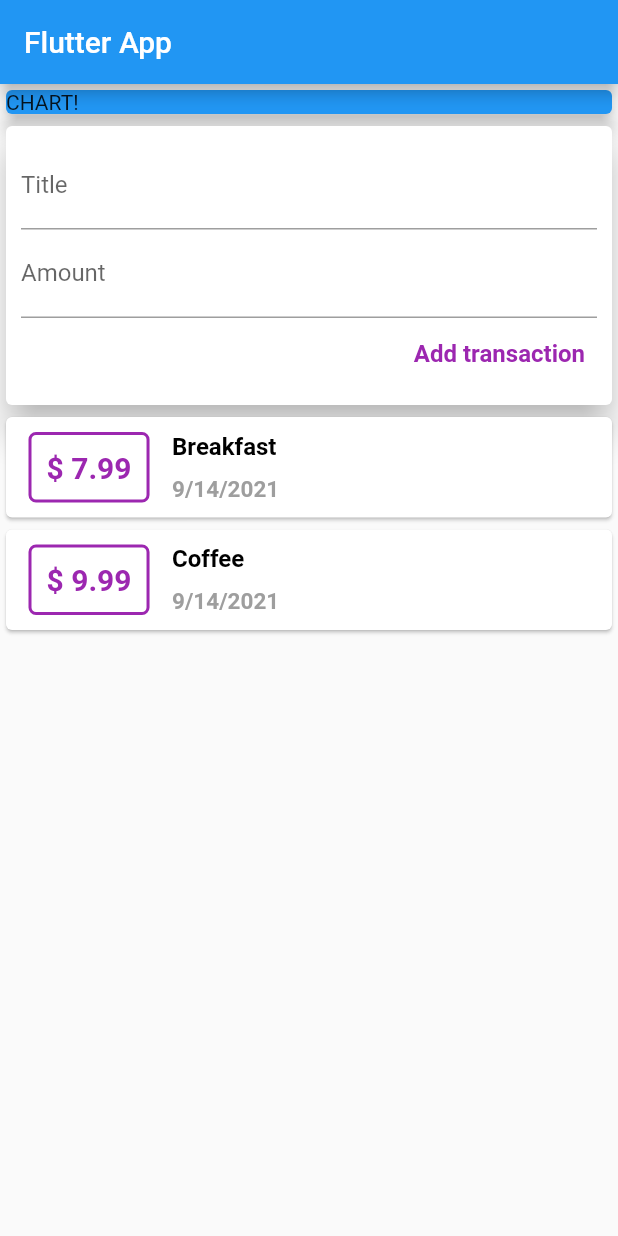
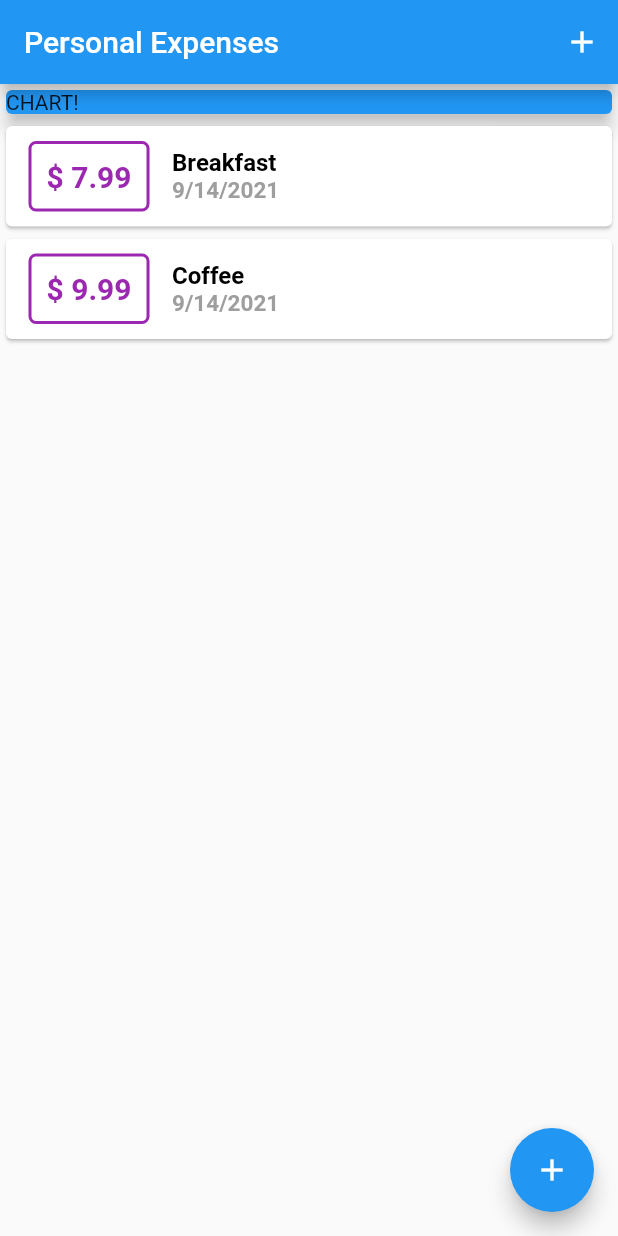
Before and after one commit to jacek-kaminski/flutter-personal-expenses, a Flutter app: the screen it shows after launch, on a phone screen of 412 x 824 dp. Run offline on Flutter 3.47's test engine with Material 2 defaults, Android fonts, the phone set to English and light mode, and no system bars.

Commit message:
Adding implemented

```diff
--- a/lib/main.dart
+++ b/lib/main.dart
@@ -1,6 +1,10 @@
 import 'package:flutter/material.dart';
+import 'package:flutter_complete_guide/widgets/new_transaction.dart';
+import 'package:flutter_complete_guide/widgets/transaction_list.dart';
 
-import './widgets/user_transactions.dart';
+import './widgets/transaction_list.dart';
+import './widgets/new_transaction.dart';
+import './models/transaction.dart';
 
 void main() => runApp(MyApp());
 
@@ -8,26 +12,71 @@ class MyApp extends StatelessWidget {
   @override
   Widget build(BuildContext context) {
     return MaterialApp(
-      title: 'Flutter App',
+      title: 'Personal Expenses',
       home: MyHomePage(),
     );
   }
 }
 
-class MyHomePage extends StatelessWidget {
+class MyHomePage extends StatefulWidget {
   // String titleInput;
   // String amountInput;
 
-  final titleController = TextEditingController();
-  final amountController = TextEditingController();
+  @override
+  _MyHomePageState createState() => _MyHomePageState();
+}
+
+class _MyHomePageState extends State<MyHomePage> {
+  final List<Transaction> _userTransactions = [
+    Transaction(
+      id: 't1',
+      title: 'Breakfast',
+      amount: 7.99,
+      date: DateTime.now(),
+    ),
+    Transaction(
+      id: 't2',
+      title: 'Coffee',
+      amount: 9.99,
+      date: DateTime.now(),
+    ),
+  ];
+
+  void _addNewTransaction(String txTitle, double txAmount) {
+    final newTx = Transaction(
+      title: txTitle,
+      amount: txAmount,
+      date: DateTime.now(),
+      id: DateTime.now().toString(),
+    );
+
+    setState(() {
+      _userTransactions.add(newTx);
+    });
+  }
+
+  void _startAddNewTransaction(BuildContext ctx) {
+    showModalBottomSheet(
+        context: ctx,
+        builder: (_) {
+          return NewTransaction(_addNewTransaction);
+        });
+  }
 
   @override
   Widget build(BuildContext context) {
     return Scaffold(
       appBar: AppBar(
-        title: Text('Flutter App'),
+        title: Text('Personal Expenses'),
+        actions: [
+          IconButton(
+            icon: Icon(Icons.add),
+            onPressed: () => _startAddNewTransaction(context),
+          )
+        ],
       ),
-      body: Column(
+      body: SingleChildScrollView(
+        child: Column(
           mainAxisAlignment: MainAxisAlignment.start,
           crossAxisAlignment: CrossAxisAlignment.stretch,
           children: [
@@ -39,9 +88,15 @@ class MyHomePage extends StatelessWidget {
                 elevation: 5,
               ),
             ),
-          UserTransactions(),
+            TransactionList(_userTransactions),
           ],
         ),
+      ),
+      floatingActionButton: FloatingActionButton(
+        child: Icon(Icons.add),
+        onPressed: () => _startAddNewTransaction(context),
+      ),
+      floatingActionButtonLocation: FloatingActionButtonLocation.endFloat,
     );
   }
 }
--- a/lib/widgets/transaction_list.dart
+++ b/lib/widgets/transaction_list.dart
@@ -10,9 +10,11 @@ class TransactionList extends StatelessWidget {
 
   @override
   Widget build(BuildContext context) {
-    return Column(
-      children: transactions
-          .map((tx) => Card(
+    return Container(
+      height: 400,
+      child: ListView.builder(
+        itemBuilder: (ctx, index) {
+          return Card(
             child: Row(
               children: [
                 Container(
@@ -29,7 +31,7 @@ class TransactionList extends StatelessWidget {
                   ),
                   padding: EdgeInsets.all(10),
                   child: Text(
-                        '\$ ${tx.amount}',
+                    '\$ ${transactions[index].amount.toStringAsFixed(2)}',
                     style: TextStyle(
                       fontWeight: FontWeight.bold,
                       fontSize: 20,
@@ -41,8 +43,8 @@ class TransactionList extends StatelessWidget {
                   crossAxisAlignment: CrossAxisAlignment.start,
                   children: [
                     Container(
-                          padding: EdgeInsets.fromLTRB(0, 10, 10, 10),
-                          child: Text(tx.title,
+                      padding: EdgeInsets.fromLTRB(0, 10, 10, 0),
+                      child: Text(transactions[index].title,
                           style: TextStyle(
                             fontWeight: FontWeight.bold,
                             fontSize: 16,
@@ -51,7 +53,8 @@ class TransactionList extends StatelessWidget {
                     ),
                     Container(
                       padding: EdgeInsets.fromLTRB(0, 0, 10, 10),
-                          child: Text(DateFormat.yMd().format(tx.date),
+                      child: Text(
+                          DateFormat.yMd().format(transactions[index].date),
                           style: TextStyle(
                             fontWeight: FontWeight.bold,
                             fontSize: 15,
@@ -62,8 +65,10 @@ class TransactionList extends StatelessWidget {
                 ),
               ],
             ),
-              ))
-          .toList(),
+          );
+        },
+        itemCount: transactions.length,
+      ),
     );
   }
 }
--- a/lib/widgets/user_transactions.dart
+++ /dev/null
@@ -1,50 +0,0 @@
-import 'package:flutter/material.dart';
-
-import './new_transaction.dart';
-import './transaction_list.dart';
-import '../models/transaction.dart';
-
-class UserTransactions extends StatefulWidget {
-  @override
-  _UserTransactionsState createState() => _UserTransactionsState();
-}
-
-class _UserTransactionsState extends State<UserTransactions> {
-  final List<Transaction> _userTransactions = [
-    Transaction(
-      id: 't1',
-      title: 'Breakfast',
-      amount: 7.99,
-      date: DateTime.now(),
-    ),
-    Transaction(
-      id: 't2',
-      title: 'Coffee',
-      amount: 9.99,
-      date: DateTime.now(),
-    ),
-  ];
-
-  void _addNewTransaction(String txTitle, double txAmount) {
-    final newTx = Transaction(
-      title: txTitle,
-      amount: txAmount,
-      date: DateTime.now(),
-      id: DateTime.now().toString(),
-    );
-
-    setState(() {
-      _userTransactions.add(newTx);
-    });
-  }
-
-  @override
-  Widget build(BuildContext context) {
-    return Column(
-      children: [
-        NewTransaction(_addNewTransaction),
-        TransactionList(_userTransactions),
-      ],
-    );
-  }
-}
```
Also changed, not shown: lib/widgets/new_transaction.dart (+26 -6 lines). Lines whose indentation alone changed are shown as unchanged.
